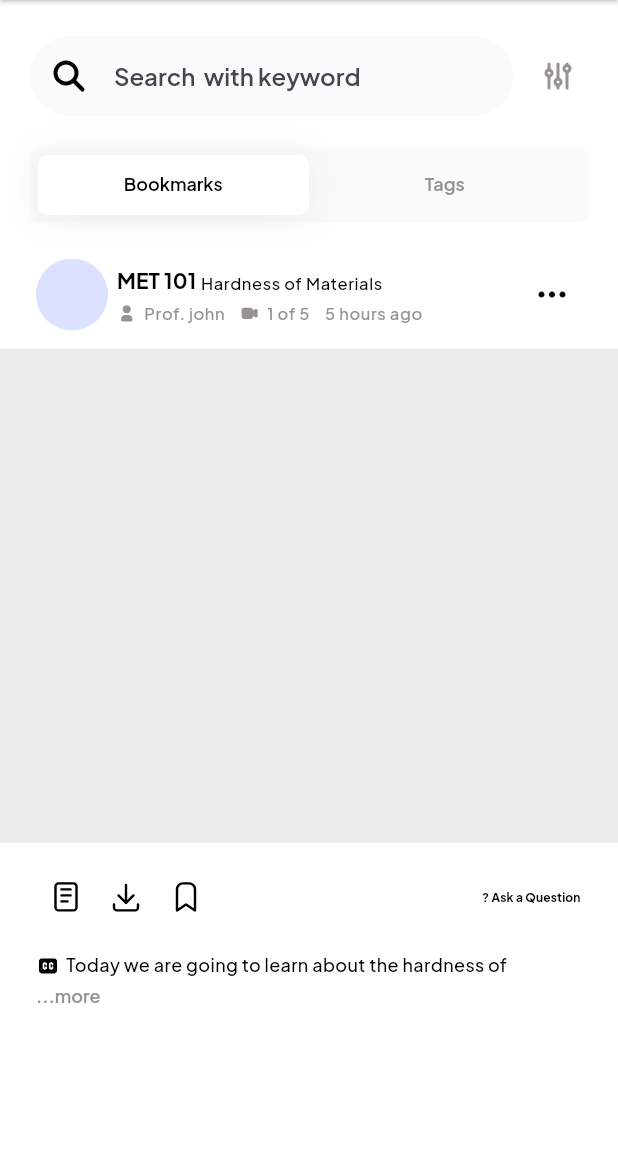
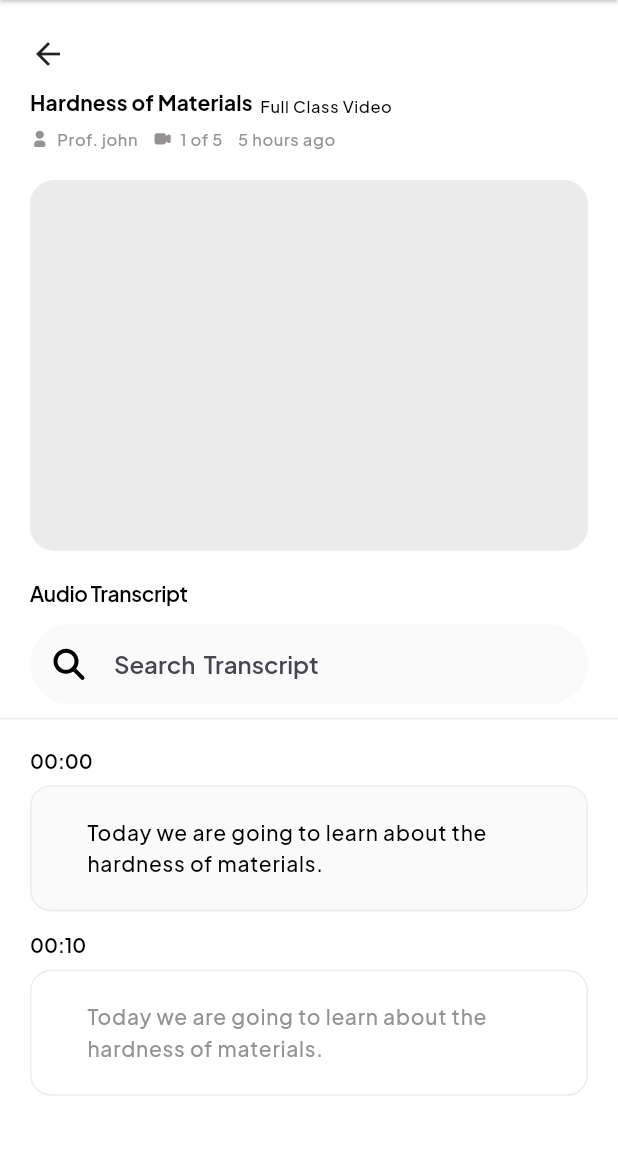
Before and after one commit to TamynatorSama/INSTUDY, a Flutter app: the screen it shows after launch, on a phone screen of 412 x 824 dp, the part 84-1236 px from its top. Run offline on Flutter 3.47's test engine with Material 3 defaults, Android fonts, the phone set to English and light mode, and no system bars; our stand-ins replace dio, flutter_spinkit, flutter_svg, gap, google_fonts, visibility_detector; missing offline and left inert: flutter_animated_dialog.

Commit message:
transcript

```diff
--- a/lib/main.dart
+++ b/lib/main.dart
@@ -1,5 +1,6 @@
 import 'package:flutter/material.dart';
-import 'package:instudy/pages/bookmark/bookmark.dart';
+import 'package:instudy/pages/videos/class_video.dart';
+import 'package:instudy/pages/videos/class_video_single_view.dart';
 import 'package:instudy/utils/app_theme.dart';
 
 void main() {
@@ -14,7 +15,7 @@ class MainApp extends StatelessWidget {
     return MaterialApp(
       debugShowCheckedModeBanner: false,
       theme: AppTheme.lightTheme,
-      home: const BookmarkPage(),
+      home: const ClassVideoSingleView(),
     );
   }
 }
--- /dev/null
+++ b/lib/pages/videos/class_video_single_view.dart
@@ -0,0 +1,169 @@
+import 'package:flutter/material.dart';
+import 'package:flutter_svg/flutter_svg.dart';
+import 'package:gap/gap.dart';
+import 'package:instudy/pages/course_listing/course_holder.dart';
+import 'package:instudy/utils/app_colors.dart';
+
+class ClassVideoSingleView extends StatelessWidget {
+  const ClassVideoSingleView({super.key});
+
+  @override
+  Widget build(BuildContext context) {
+    return Scaffold(
+      appBar: AppBar(
+        title: Text(
+          "INSTUDY",
+          style: Theme.of(context).textTheme.titleLarge,
+        ),
+        elevation: 1,
+        scrolledUnderElevation: 0,
+        shadowColor: AppColors.accentColor,
+        actions: [
+          SvgPicture.asset("assets/icons/notification.svg"),
+          const Gap(24),
+        ],
+      ),
+      body: Column(
+        crossAxisAlignment: CrossAxisAlignment.start,
+        children: [
+          Padding(
+            padding: const EdgeInsets.symmetric(horizontal: 20.0),
+            child: Column(
+              crossAxisAlignment: CrossAxisAlignment.start,
+              children: [
+                const Gap(24),
+                InkWell(
+                    // visualDensity: VisualDensity.compact,
+                    // style: ButtonStyle(padding: WidgetStatePropertyAll(EdgeInsets.all(1))),
+                    onTap: () => Navigator.pop(context),
+                    child: const Icon(Icons.arrow_back)),
+                const Gap(10),
+                Row(
+                  crossAxisAlignment: CrossAxisAlignment.end,
+                  children: [
+                    Text(
+                      "Hardness of Materials",
+                      style: Theme.of(context).textTheme.titleSmall,
+                    ),
+                    const Gap(5),
+                    Expanded(
+                      child: Text(
+                        "Full Class Video",
+                        maxLines: 1,
+                        overflow: TextOverflow.ellipsis,
+                        style: Theme.of(context).textTheme.bodySmall,
+                      ),
+                    )
+                  ],
+                ),
+                const Gap(7),
+                Wrap(
+                  spacing: 10,
+                  children: [
+                    videoInfo(context,
+                        icon: "assets/icons/small_user.svg",
+                        value: "Prof. john"),
+                    videoInfo(context,
+                        icon: "assets/icons/small_video_camera.svg",
+                        value: "1 of 5"),
+                    videoInfo(context, value: "5 hours ago"),
+                  ],
+                ),
+                const Gap(20),
+                Container(
+                  width: double.maxFinite,
+                  height: MediaQuery.sizeOf(context).height * 0.3,
+                  decoration: ShapeDecoration(
+                    shape: RoundedRectangleBorder(
+                        borderRadius: BorderRadius.circular(16)),
+                    color: AppColors.accentColor,
+                  ),
+                ),
+                const Gap(20),
+                Text(
+                  "Audio Transcript",
+                  style: Theme.of(context).textTheme.displayLarge?.copyWith(
+                        fontSize: 14,
+                      ),
+                ),
+                const Gap(13),
+                TextFormField(
+                  decoration: InputDecoration(
+                      filled: true,
+                      prefixIcon: IntrinsicWidth(
+                        child: Padding(
+                            padding: const EdgeInsets.all(14),
+                            child: SvgPicture.asset(
+                              "assets/icons/search_large.svg",
+                              width: 24,
+                            )),
+                      ),
+                      hintText: "Search  Transcript",
+                      contentPadding: const EdgeInsets.symmetric(vertical: 15),
+                      // fillColor: Colors.blueAccent,
+                      fillColor: const Color(0xffFAFAFA),
+                      border: OutlineInputBorder(
+                          borderSide:
+                              const BorderSide(color: Colors.transparent),
+                          borderRadius: BorderRadius.circular(44)),
+                      focusedBorder: OutlineInputBorder(
+                          borderSide:
+                              const BorderSide(color: Colors.transparent),
+                          borderRadius: BorderRadius.circular(44)),
+                      enabledBorder: OutlineInputBorder(
+                          borderSide:
+                              const BorderSide(color: Colors.transparent),
+                          borderRadius: BorderRadius.circular(44)),
+                      errorBorder: OutlineInputBorder(
+                          borderSide:
+                              const BorderSide(color: Colors.transparent),
+                          borderRadius: BorderRadius.circular(44)),
+                      focusedErrorBorder: OutlineInputBorder(
+                          borderSide:
+                              const BorderSide(color: Colors.transparent),
+                          borderRadius: BorderRadius.circular(44))),
+                  style: Theme.of(context).textTheme.displayMedium,
+                ),
+              ],
+            ),
+          ),
+          const Gap(10),
+          const Divider(),
+          const Gap(20),
+          Expanded(
+            child: Scrollbar(child: ListView.separated(itemBuilder: (context,index)=>_buildTranscipts(context,isShowing: index==0, text: "Today we are going to learn about the hardness of materials.",timeStamp: index*  10), separatorBuilder: (context,index)=>const Gap(15), itemCount: 2)),
+          )
+        ],
+      ),
+    );
+  }
+}
+
+Widget _buildTranscipts(BuildContext context,{required int timeStamp,required String text,bool isShowing = false}) => Padding(
+  padding: const EdgeInsets.symmetric(horizontal: 20.0),
+  child: Column
+  (
+    crossAxisAlignment: CrossAxisAlignment.start,
+    children: [
+      Text(constructTimer(timeStamp),style: Theme.of(context).textTheme.displaySmall,),
+      const Gap(8),
+      Container(
+        width: double.maxFinite,
+        alignment: Alignment.center,
+        padding: const EdgeInsets.symmetric(vertical: 20),
+        decoration: ShapeDecoration(shape: RoundedRectangleBorder(side: BorderSide(width: 1,color:AppColors.accentColor ),borderRadius: BorderRadius.circular(14)),color: isShowing?const Color(0xffFAFAFA):Colors.white),
+        child: LayoutBuilder(builder: (context,constraints)=>ConstrainedBox(constraints: BoxConstraints(maxWidth: constraints.maxWidth * 0.8),child: Text(text,style: Theme.of(context).textTheme.bodyLarge?.copyWith(color: isShowing?null:AppColors.textColorDark2),),)),
+      ),
+    ],
+  ),
+);
+
+String constructTimer(int counter) {
+  int hours = (counter / 3600).floor();
+  int minutes = ((counter % 3600) / 60).floor();
+  int secs = counter % 60;
+
+  return "${hours <= 0 ? "" : hours.toString().padLeft(2, '0')}${hours <= 0 ? "" : ":"}${minutes.toString().padLeft(2, '0')}:${secs.toString().padLeft(2, '0')}";
+}
+
+// padding: const EdgeInsets.only(left:20.0,right: 10),
```
Also changed, not shown: lib/pages/videos/class_video.dart (added, +175 -0 lines).
